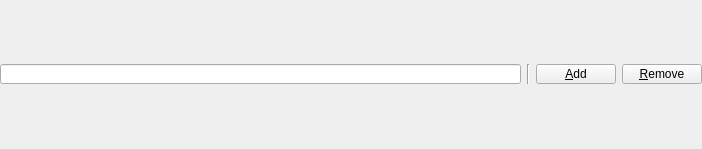
Old version of the form bin/ui/many2many.ui in the repository xrg/openerp-client-kde.
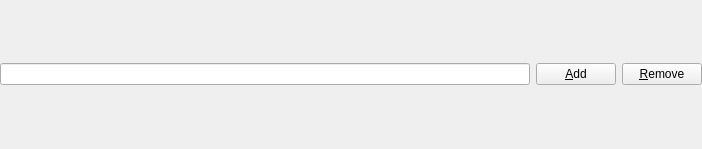
New version of the form. Icons and pictures are not drawn.

Commit message: Widgets cleanup in order to try to make them usable in any widget style. For example it was breaking in Oxygen and Mac styles. No more maximum sizes and proper policies should be the norm now. Refer to bug #1910606 for more information.

```diff
--- a/bin/ui/many2many.ui
+++ b/bin/ui/many2many.ui
@@ -46,41 +46,15 @@
       <number>0</number>
      </property>
      <item>
-      <widget class="QLineEdit" name="uiText" >
-       <property name="minimumSize" >
-        <size>
-         <width>0</width>
-         <height>20</height>
-        </size>
-       </property>
-       <property name="maximumSize" >
-        <size>
-         <width>16777215</width>
-         <height>20</height>
-        </size>
-       </property>
-      </widget>
-     </item>
-     <item>
-      <widget class="Line" name="line" >
-       <property name="orientation" >
-        <enum>Qt::Vertical</enum>
-       </property>
-      </widget>
+      <widget class="QLineEdit" name="uiText" />
      </item>
      <item>
       <widget class="QPushButton" name="pushAdd" >
-       <property name="minimumSize" >
-        <size>
-         <width>0</width>
-         <height>20</height>
-        </size>
-       </property>
-       <property name="maximumSize" >
-        <size>
-         <width>16777215</width>
-         <height>20</height>
-        </size>
+       <property name="sizePolicy" >
+        <sizepolicy vsizetype="Fixed" hsizetype="Fixed" >
+         <horstretch>0</horstretch>
+         <verstretch>0</verstretch>
+        </sizepolicy>
        </property>
        <property name="text" >
         <string>&amp;Add</string>
@@ -92,17 +66,11 @@
      </item>
      <item>
       <widget class="QPushButton" name="pushRemove" >
-       <property name="minimumSize" >
-        <size>
-         <width>0</width>
-         <height>20</height>
-        </size>
-       </property>
-       <property name="maximumSize" >
-        <size>
-         <width>16777215</width>
-         <height>20</height>
-        </size>
+       <property name="sizePolicy" >
+        <sizepolicy vsizetype="Fixed" hsizetype="Fixed" >
+         <horstretch>0</horstretch>
+         <verstretch>0</verstretch>
+        </sizepolicy>
        </property>
        <property name="text" >
         <string>&amp;Remove</string>
```
The commit also changes 13 other files.
